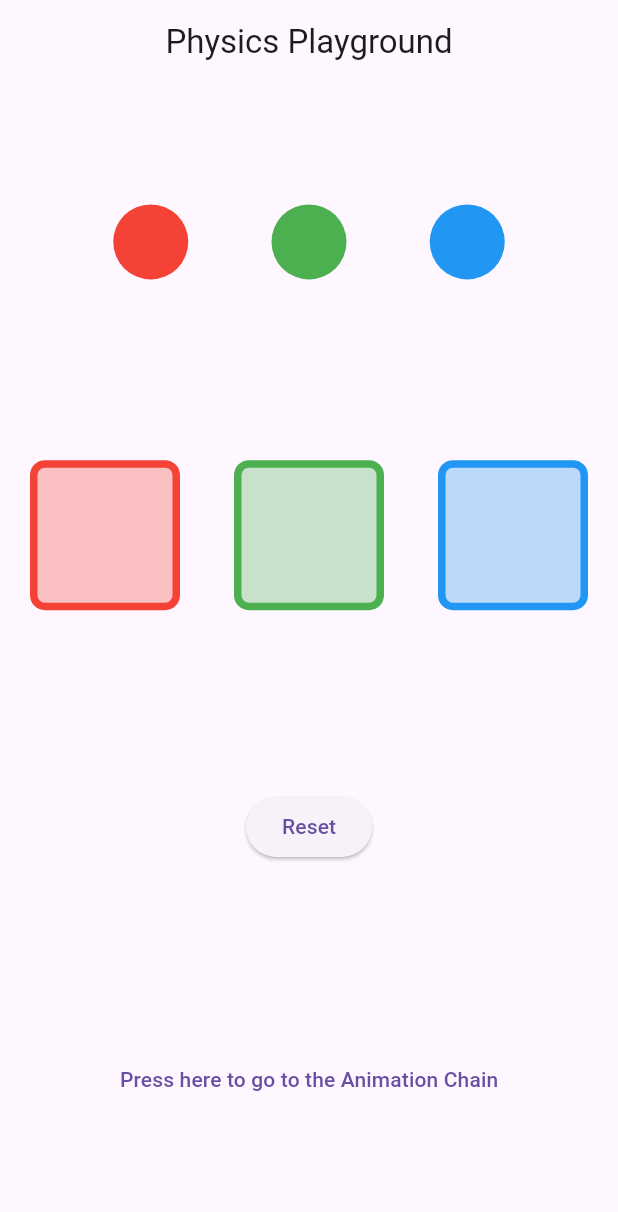
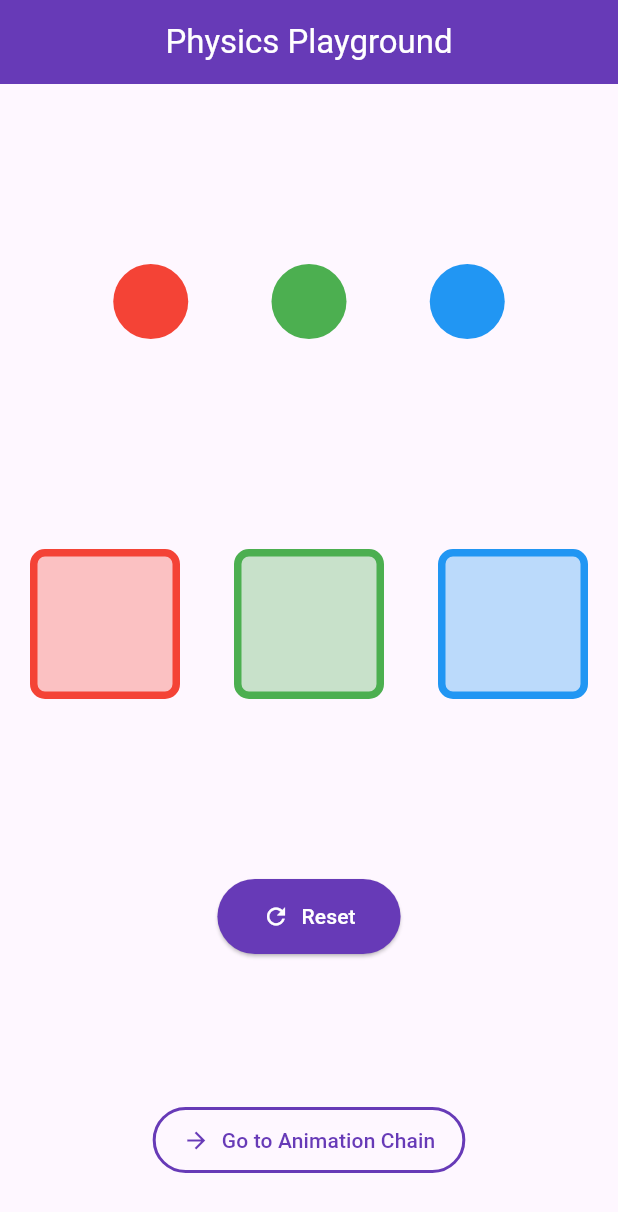
Before and after one commit to zicoovic/physics_playground_and_animation_chain, a Flutter app: the screen it shows after launch, on a phone screen of 412 x 824 dp. Shown: the top 1212 px of the screen. Run offline on Flutter 3.47's test engine with Material 3 defaults, Android fonts, the light colour scheme and no system bars.

Commit message:
finished the project

```diff
--- a/lib/main.dart
+++ b/lib/main.dart
@@ -12,17 +12,24 @@ class MainApp extends StatefulWidget {
 
 class _MainAppState extends State<MainApp> {
   Set<String> completed = {};
-
   @override
   Widget build(BuildContext context) {
     return MaterialApp(
+      debugShowCheckedModeBanner: false,
       home: Scaffold(
-        appBar: AppBar(title: Text('Physics Playground'), centerTitle: true),
+        appBar: AppBar(
+          title: Text('Physics Playground'),
+          centerTitle: true,
+          backgroundColor: Colors.deepPurple,
+          foregroundColor: Colors.white,
+          elevation: 0,
+        ),
         body: Padding(
           padding: EdgeInsets.all(20),
           child: Column(
             mainAxisAlignment: MainAxisAlignment.spaceAround,
             children: [
+              SizedBox(height: 40),
               Row(
                 mainAxisAlignment: MainAxisAlignment.spaceEvenly,
                 children: [
@@ -31,7 +38,7 @@ class _MainAppState extends State<MainApp> {
                   _buildDraggable('blue', Colors.blue),
                 ],
               ),
-
+              SizedBox(height: 60),
               Row(
                 mainAxisAlignment: MainAxisAlignment.spaceBetween,
                 children: [
@@ -40,22 +47,37 @@ class _MainAppState extends State<MainApp> {
                   _buildTarget('blue', Colors.blue),
                 ],
               ),
-
-              ElevatedButton(
+              SizedBox(height: 40),
+              ElevatedButton.icon(
                 onPressed: () => setState(() => completed.clear()),
-                child: Text('Reset'),
+                icon: Icon(Icons.refresh),
+                label: Text('Reset'),
+                style: ElevatedButton.styleFrom(
+                  backgroundColor: Colors.deepPurple,
+                  foregroundColor: Colors.white,
+                  padding: EdgeInsets.symmetric(horizontal: 30, vertical: 15),
+                ),
               ),
-
+              SizedBox(height: 20),
               Builder(
                 builder: (context) {
-                  return TextButton(
-                    onPressed: () => Navigator.pushReplacement(
+                  return OutlinedButton.icon(
+                    onPressed: () => Navigator.push(
                       context,
                       MaterialPageRoute(
                         builder: (context) => AnimationChainScreen(),
                       ),
                     ),
-                    child: Text("Press here to go to the Animation Chain"),
+                    icon: Icon(Icons.arrow_forward),
+                    label: Text("Go to Animation Chain"),
+                    style: OutlinedButton.styleFrom(
+                      foregroundColor: Colors.deepPurple,
+                      side: BorderSide(color: Colors.deepPurple, width: 2),
+                      padding: EdgeInsets.symmetric(
+                        horizontal: 20,
+                        vertical: 12,
+                      ),
+                    ),
                   );
                 },
               ),
```
Also changed, not shown: lib/animation_chain_screen.dart (+105 -6 lines), 5 other files.
